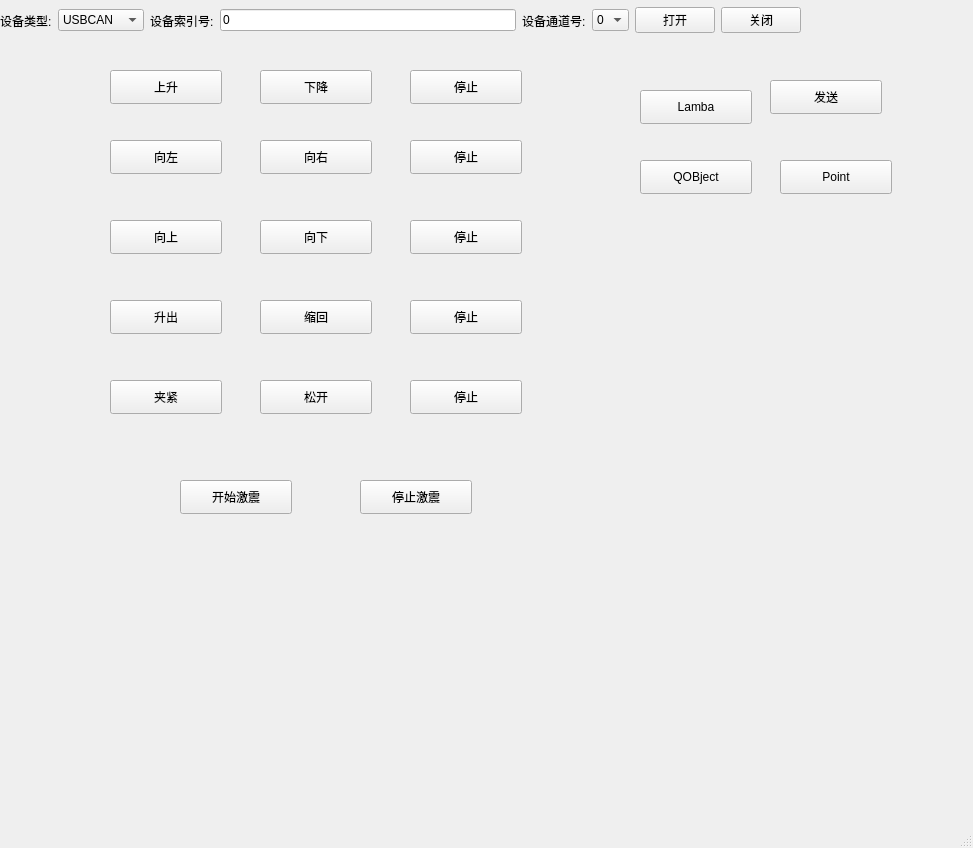
First picture: the form in mainwindow.ui, repository lisongbing/zlgcan, before the edit.
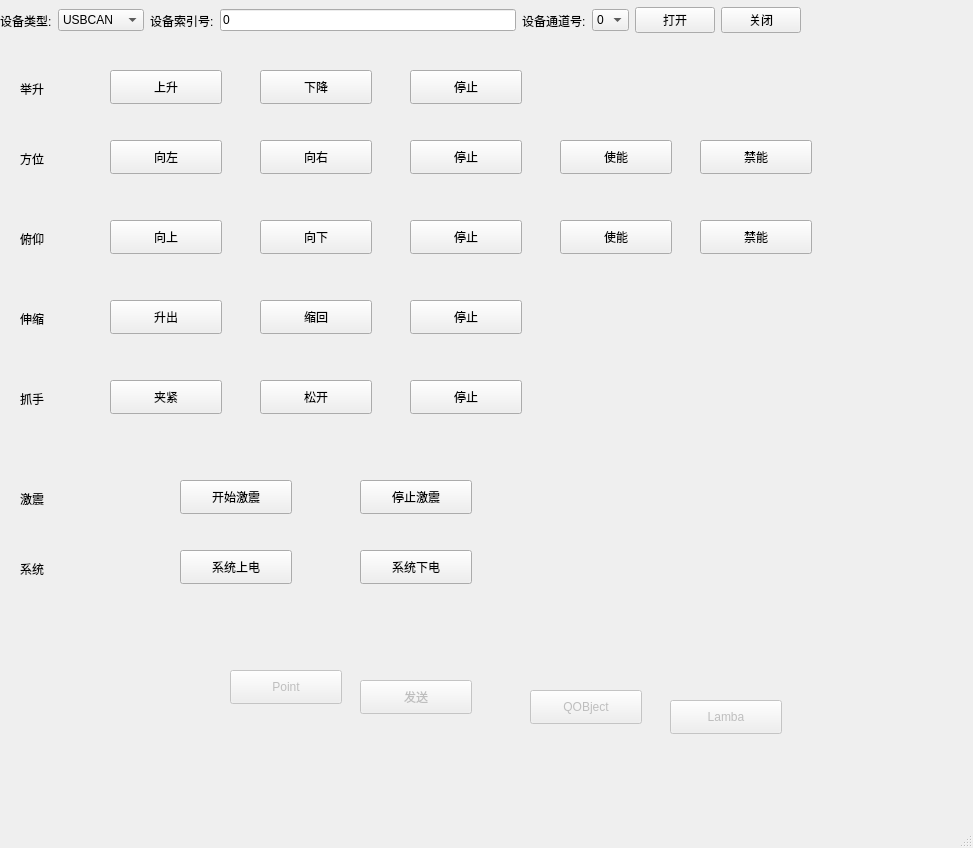
Second picture: the form after the edit.

What changed in the file:
```diff
--- a/mainwindow.ui
+++ b/mainwindow.ui
@@ -15,10 +15,13 @@
   </property>
   <widget class="QWidget" name="centralwidget">
    <widget class="QPushButton" name="pushButton">
+    <property name="enabled">
+     <bool>false</bool>
+    </property>
     <property name="geometry">
      <rect>
-      <x>770</x>
-      <y>80</y>
+      <x>360</x>
+      <y>680</y>
       <width>112</width>
       <height>34</height>
      </rect>
@@ -28,10 +31,13 @@
     </property>
    </widget>
    <widget class="QPushButton" name="btncon">
+    <property name="enabled">
+     <bool>false</bool>
+    </property>
     <property name="geometry">
      <rect>
-      <x>640</x>
-      <y>160</y>
+      <x>530</x>
+      <y>690</y>
       <width>112</width>
       <height>34</height>
      </rect>
@@ -41,10 +47,13 @@
     </property>
    </widget>
    <widget class="QPushButton" name="lamba">
+    <property name="enabled">
+     <bool>false</bool>
+    </property>
     <property name="geometry">
      <rect>
-      <x>640</x>
-      <y>90</y>
+      <x>670</x>
+      <y>700</y>
       <width>112</width>
       <height>34</height>
      </rect>
@@ -54,10 +63,13 @@
     </property>
    </widget>
    <widget class="QPushButton" name="point">
+    <property name="enabled">
+     <bool>false</bool>
+    </property>
     <property name="geometry">
      <rect>
-      <x>780</x>
-      <y>160</y>
+      <x>230</x>
+      <y>670</y>
       <width>112</width>
       <height>34</height>
      </rect>
@@ -369,6 +381,175 @@
      <string>停止激震</string>
     </property>
    </widget>
+   <widget class="QPushButton" name="pushButton_19">
+    <property name="geometry">
+     <rect>
+      <x>180</x>
+      <y>550</y>
+      <width>112</width>
+      <height>34</height>
+     </rect>
+    </property>
+    <property name="text">
+     <string>系统上电</string>
+    </property>
+   </widget>
+   <widget class="QPushButton" name="pushButton_20">
+    <property name="geometry">
+     <rect>
+      <x>360</x>
+      <y>550</y>
+      <width>112</width>
+      <height>34</height>
+     </rect>
+    </property>
+    <property name="text">
+     <string>系统下电</string>
+    </property>
+   </widget>
+   <widget class="QLabel" name="label_4">
+    <property name="geometry">
+     <rect>
+      <x>20</x>
+      <y>80</y>
+      <width>81</width>
+      <height>18</height>
+     </rect>
+    </property>
+    <property name="text">
+     <string>举升</string>
+    </property>
+   </widget>
+   <widget class="QLabel" name="label_5">
+    <property name="geometry">
+     <rect>
+      <x>20</x>
+      <y>150</y>
+      <width>81</width>
+      <height>18</height>
+     </rect>
+    </property>
+    <property name="text">
+     <string>方位</string>
+    </property>
+   </widget>
+   <widget class="QLabel" name="label_6">
+    <property name="geometry">
+     <rect>
+      <x>20</x>
+      <y>230</y>
+      <width>81</width>
+      <height>18</height>
+     </rect>
+    </property>
+    <property name="text">
+     <string>俯仰</string>
+    </property>
+   </widget>
+   <widget class="QLabel" name="label_7">
+    <property name="geometry">
+     <rect>
+      <x>20</x>
+      <y>310</y>
+      <width>81</width>
+      <height>18</height>
+     </rect>
+    </property>
+    <property name="text">
+     <string>伸缩</string>
+    </property>
+   </widget>
+   <widget class="QLabel" name="label_8">
+    <property name="geometry">
+     <rect>
+      <x>20</x>
+      <y>390</y>
+      <width>81</width>
+      <height>18</height>
+     </rect>
+    </property>
+    <property name="text">
+     <string>抓手</string>
+    </property>
+   </widget>
+   <widget class="QLabel" name="label_9">
+    <property name="geometry">
+     <rect>
+      <x>20</x>
+      <y>490</y>
+      <width>81</width>
+      <height>18</height>
+     </rect>
+    </property>
+    <property name="text">
+     <string>激震</string>
+    </property>
+   </widget>
+   <widget class="QLabel" name="label_10">
+    <property name="geometry">
+     <rect>
+      <x>20</x>
+      <y>560</y>
+      <width>81</width>
+      <height>18</height>
+     </rect>
+    </property>
+    <property name="text">
+     <string>系统</string>
+    </property>
+   </widget>
+   <widget class="QPushButton" name="pushButton_21">
+    <property name="geometry">
+     <rect>
+      <x>560</x>
+      <y>140</y>
+      <width>112</width>
+      <height>34</height>
+     </rect>
+    </property>
+    <property name="text">
+     <string>使能</string>
+    </property>
+   </widget>
+   <widget class="QPushButton" name="pushButton_22">
+    <property name="geometry">
+     <rect>
+      <x>700</x>
+      <y>140</y>
+      <width>112</width>
+      <height>34</height>
+     </rect>
+    </property>
+    <property name="text">
+     <string>禁能</string>
+    </property>
+   </widget>
+   <widget class="QPushButton" name="pushButton_23">
+    <property name="geometry">
+     <rect>
+      <x>560</x>
+      <y>220</y>
+      <width>112</width>
+      <height>34</height>
+     </rect>
+    </property>
+    <property name="text">
+     <string>使能</string>
+    </property>
+   </widget>
+   <widget class="QPushButton" name="pushButton_24">
+    <property name="geometry">
+     <rect>
+      <x>700</x>
+      <y>220</y>
+      <width>112</width>
+      <height>34</height>
+     </rect>
+    </property>
+    <property name="text">
+     <string>禁能</string>
+    </property>
+   </widget>
   </widget>
   <widget class="QMenuBar" name="menubar">
    <property name="geometry">
```
